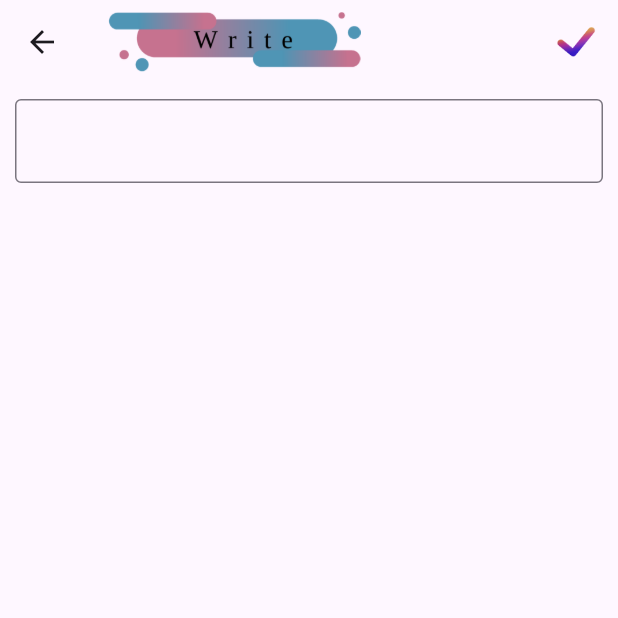
After one commit to fanes-setiawan/noted_flutter, a Flutter app: the screen it shows after launch, after a tap on the "add" icon, on a phone screen of 412 x 824 dp, the top half of it. The commit adds this screen. Run offline on Flutter 3.47's test engine with Material 2 defaults, Android fonts, the phone set to English and light mode, and no system bars; our stand-ins replace sqflite; accounts and stored records are empty.

Commit message:
create form view

```diff
--- a/config.json
+++ b/config.json
@@ -1,6 +1,7 @@
 {
     "modules": [
-        "home"
+        "home",
+        "form_noted"
     ],
     "module_directory_name": "module",
     "experimental_mode": false,
--- a/lib/core.dart
+++ b/lib/core.dart
@@ -5,5 +5,8 @@ it means you have to rename it to something more unique.
 */
 export 'package:noted_flutter/data/local_db/note_local_db.dart';
 export 'package:noted_flutter/data/models/note_model.dart';
+export 'package:noted_flutter/module/form_noted/controller/form_noted_controller.dart';
+export 'package:noted_flutter/module/form_noted/view/form_noted_view.dart';
 export 'package:noted_flutter/module/home/controller/home_controller.dart';
 export 'package:noted_flutter/module/home/view/home_view.dart';
+export 'package:noted_flutter/state_util.dart';
--- /dev/null
+++ b/lib/module/form_noted/controller/form_noted_controller.dart
@@ -0,0 +1,20 @@
+import 'package:flutter/material.dart';
+import 'package:noted_flutter/state_util.dart';
+import '../view/form_noted_view.dart';
+
+class FormNotedController extends State<FormNotedView> {
+  static late FormNotedController instance;
+  late FormNotedView view;
+
+  @override
+  void initState() {
+    instance = this;
+    super.initState();
+  }
+
+  @override
+  void dispose() => super.dispose();
+
+  @override
+  Widget build(BuildContext context) => widget.build(context, this);
+}
--- /dev/null
+++ b/lib/module/form_noted/view/form_noted_view.dart
@@ -0,0 +1,146 @@
+import 'package:flutter/material.dart';
+import 'package:noted_flutter/core.dart';
+import '../controller/form_noted_controller.dart';
+
+class FormNotedView extends StatefulWidget {
+  const FormNotedView({Key? key}) : super(key: key);
+
+  Widget build(context, FormNotedController controller) {
+    controller.view = this;
+
+    return Scaffold(
+      appBar: AppBar(
+        title: Image.asset(
+          "assets/write.png",
+          height: 40.0,
+          fit: BoxFit.fill,
+        ),
+        actions: [
+          Padding(
+            padding: const EdgeInsets.only(right: 10.0),
+            child: InkWell(
+              onTap: () async {
+                bool confirm = false;
+                await showDialog<void>(
+                  context: context,
+                  barrierDismissible: true,
+                  builder: (BuildContext context) {
+                    return AlertDialog(
+                      title: const Text('name file'),
+                      content: SingleChildScrollView(
+                        child: Column(
+                          children: [
+                            Container(
+                              child: TextFormField(
+                                maxLength: 20,
+                                decoration: const InputDecoration(
+                                  labelText: 'file',
+                                  labelStyle: TextStyle(
+                                    color: Colors.blueGrey,
+                                  ),
+                                  enabledBorder: UnderlineInputBorder(
+                                    borderSide: BorderSide(
+                                      color: Colors.blueGrey,
+                                    ),
+                                  ),
+                                  helperText: "enter your name file?",
+                                ),
+                                onChanged: (value) {},
+                              ),
+                            ),
+                            ListBody(
+                              children: <Widget>[
+                                Text(
+                                    'Are you sure you want to save this text?'),
+                              ],
+                            ),
+                          ],
+                        ),
+                      ),
+                      actions: <Widget>[
+                        ElevatedButton(
+                          style: ElevatedButton.styleFrom(
+                            backgroundColor: Colors.grey[600],
+                          ),
+                          onPressed: () {
+                            Navigator.pop(context);
+                          },
+                          child: const Text(
+                            "No",
+                            style: TextStyle(
+                              color: Colors.white,
+                            ),
+                          ),
+                        ),
+                        ElevatedButton(
+                          style: ElevatedButton.styleFrom(
+                            backgroundColor: Colors.blueGrey,
+                          ),
+                          onPressed: () {
+                            confirm = true;
+                            Get.to(HomeView());
+                          },
+                          child: const Text(
+                            "Yes",
+                            style: TextStyle(
+                              color: Colors.white,
+                            ),
+                          ),
+                        ),
+                      ],
+                    );
+                  },
+                );
+
+                if (confirm) {
+                  print("Confirmed!");
+                }
+              },
+              child: Image.asset(
+                "assets/save.png",
+                width: 35.0,
+                height: 35.0,
+                fit: BoxFit.fill,
+              ),
+            ),
+          ),
+        ],
+      ),
+      body: SingleChildScrollView(
+        child: Container(
+          padding: const EdgeInsets.all(10.0),
+          child: Column(
+            children: [
+              Container(
+                // padding: const EdgeInsets.all(12),
+                margin: const EdgeInsets.only(),
+                decoration: BoxDecoration(
+                  borderRadius: BorderRadius.circular(10),
+                  // border: Border.all(),
+                ),
+                child: TextFormField(
+                  cursorColor: Colors.blue,
+                  cursorWidth: 1,
+                  maxLines: null,
+                  decoration: const InputDecoration(
+                    focusedBorder: OutlineInputBorder(
+                      borderSide: BorderSide(color: Colors.transparent),
+                    ),
+                    border: OutlineInputBorder(),
+                    labelStyle: TextStyle(
+                      color: Colors.blueGrey,
+                    ),
+                  ),
+                  onChanged: (value) {},
+                ),
+              ),
+            ],
+          ),
+        ),
+      ),
+    );
+  }
+
+  @override
+  State<FormNotedView> createState() => FormNotedController();
+}
--- a/lib/module/home/view/home_view.dart
+++ b/lib/module/home/view/home_view.dart
@@ -133,7 +133,9 @@ class HomeView extends StatefulWidget {
         ],
       ),
       floatingActionButton: IconButton(
-        onPressed: () {},
+        onPressed: () {
+          Get.to(FormNotedView());
+        },
         icon: CircleAvatar(
           radius: 24,
           child: Icon(
--- a/lib/state_util.dart
+++ b/lib/state_util.dart
@@ -8,7 +8,6 @@ class Get {
   static GlobalKey<NavigatorState> navigatorKey = GlobalKey<NavigatorState>();
 
   static get currentContext {
-
     return navigatorKey.currentState?.context;
   }
 
```
Also changed, not shown: assets/save.png (added), assets/write.png (added), 1 other file.
